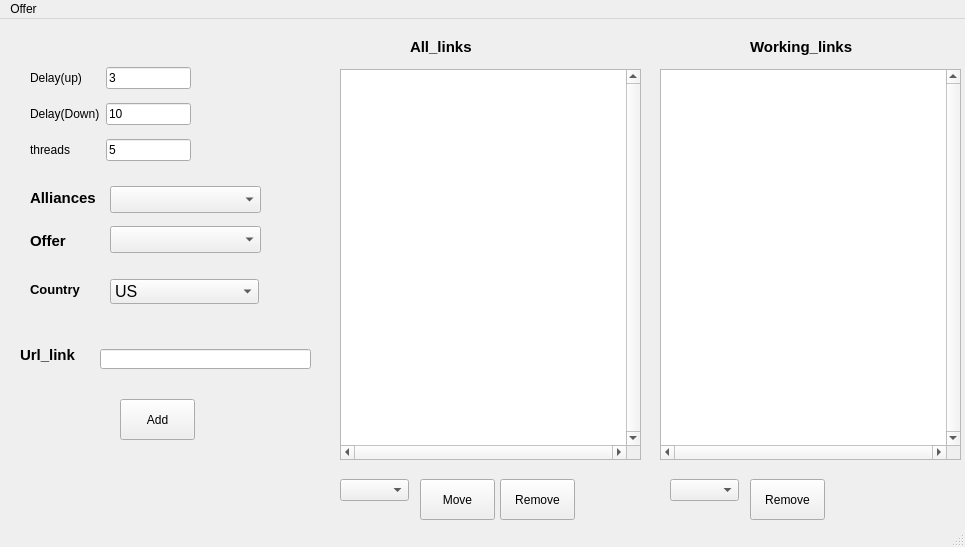
Qt form ui/test.ui (FuckBrains/src) before a commit.
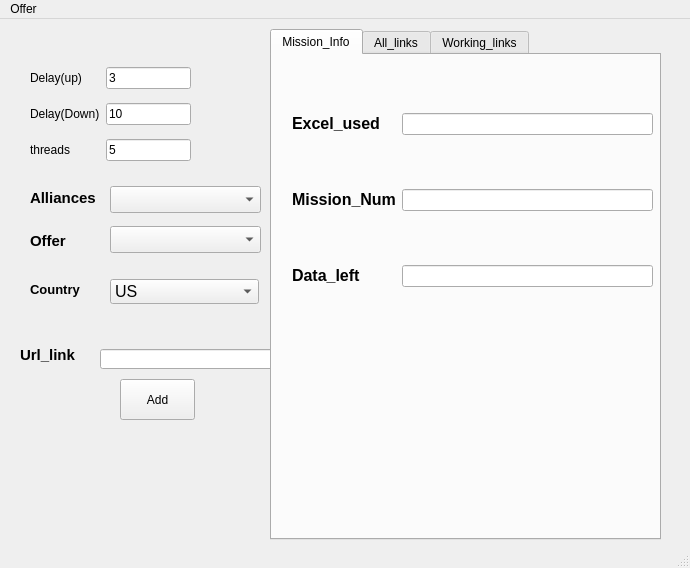
The same form after that commit.

Patch:
```diff
--- a/ui/test.ui
+++ b/ui/test.ui
@@ -9,8 +9,8 @@
    <rect>
     <x>0</x>
     <y>0</y>
-    <width>965</width>
-    <height>547</height>
+    <width>690</width>
+    <height>568</height>
    </rect>
   </property>
   <property name="windowTitle">
@@ -24,7 +24,7 @@
     <property name="geometry">
      <rect>
       <x>120</x>
-      <y>380</y>
+      <y>360</y>
       <width>75</width>
       <height>41</height>
      </rect>
@@ -128,7 +128,7 @@
      <rect>
       <x>100</x>
       <y>330</y>
-      <width>211</width>
+      <width>181</width>
       <height>20</height>
      </rect>
     </property>
@@ -136,32 +136,6 @@
      <string/>
     </property>
    </widget>
-   <widget class="QTextBrowser" name="textBrowser1">
-    <property name="geometry">
-     <rect>
-      <x>340</x>
-      <y>50</y>
-      <width>301</width>
-      <height>391</height>
-     </rect>
-    </property>
-    <property name="font">
-     <font>
-      <pointsize>12</pointsize>
-      <weight>50</weight>
-      <bold>false</bold>
-     </font>
-    </property>
-    <property name="verticalScrollBarPolicy">
-     <enum>Qt::ScrollBarAlwaysOn</enum>
-    </property>
-    <property name="horizontalScrollBarPolicy">
-     <enum>Qt::ScrollBarAlwaysOn</enum>
-    </property>
-    <property name="sizeAdjustPolicy">
-     <enum>QAbstractScrollArea::AdjustIgnored</enum>
-    </property>
-   </widget>
    <widget class="QWidget" name="gridLayoutWidget">
     <property name="geometry">
      <rect>
@@ -216,129 +190,6 @@
      </item>
     </layout>
    </widget>
-   <widget class="QPushButton" name="pushButton3">
-    <property name="geometry">
-     <rect>
-      <x>500</x>
-      <y>460</y>
-      <width>75</width>
-      <height>41</height>
-     </rect>
-    </property>
-    <property name="text">
-     <string>Remove</string>
-    </property>
-   </widget>
-   <widget class="QComboBox" name="comboBox3">
-    <property name="geometry">
-     <rect>
-      <x>340</x>
-      <y>460</y>
-      <width>69</width>
-      <height>22</height>
-     </rect>
-    </property>
-   </widget>
-   <widget class="QPushButton" name="pushButton2">
-    <property name="geometry">
-     <rect>
-      <x>420</x>
-      <y>460</y>
-      <width>75</width>
-      <height>41</height>
-     </rect>
-    </property>
-    <property name="text">
-     <string>Move</string>
-    </property>
-   </widget>
-   <widget class="QTextBrowser" name="textBrowser2">
-    <property name="geometry">
-     <rect>
-      <x>660</x>
-      <y>50</y>
-      <width>301</width>
-      <height>391</height>
-     </rect>
-    </property>
-    <property name="font">
-     <font>
-      <pointsize>12</pointsize>
-     </font>
-    </property>
-    <property name="verticalScrollBarPolicy">
-     <enum>Qt::ScrollBarAlwaysOn</enum>
-    </property>
-    <property name="horizontalScrollBarPolicy">
-     <enum>Qt::ScrollBarAlwaysOn</enum>
-    </property>
-    <property name="sizeAdjustPolicy">
-     <enum>QAbstractScrollArea::AdjustIgnored</enum>
-    </property>
-   </widget>
-   <widget class="QComboBox" name="comboBox4">
-    <property name="geometry">
-     <rect>
-      <x>670</x>
-      <y>460</y>
-      <width>69</width>
-      <height>22</height>
-     </rect>
-    </property>
-   </widget>
-   <widget class="QLabel" name="label_7">
-    <property name="geometry">
-     <rect>
-      <x>410</x>
-      <y>10</y>
-      <width>158</width>
-      <height>36</height>
-     </rect>
-    </property>
-    <property name="font">
-     <font>
-      <pointsize>11</pointsize>
-      <weight>75</weight>
-      <bold>true</bold>
-     </font>
-    </property>
-    <property name="text">
-     <string>All_links</string>
-    </property>
-   </widget>
-   <widget class="QLabel" name="label_8">
-    <property name="geometry">
-     <rect>
-      <x>750</x>
-      <y>10</y>
-      <width>158</width>
-      <height>36</height>
-     </rect>
-    </property>
-    <property name="font">
-     <font>
-      <pointsize>11</pointsize>
-      <weight>75</weight>
-      <bold>true</bold>
-     </font>
-    </property>
-    <property name="text">
-     <string>Working_links</string>
-    </property>
-   </widget>
-   <widget class="QPushButton" name="pushButton4">
-    <property name="geometry">
-     <rect>
-      <x>750</x>
-      <y>460</y>
-      <width>75</width>
-      <height>41</height>
-     </rect>
-    </property>
-    <property name="text">
-     <string>Remove</string>
-    </property>
-   </widget>
    <widget class="QLabel" name="label_9">
     <property name="geometry">
      <rect>
@@ -404,13 +255,210 @@
      </property>
     </item>
    </widget>
+   <widget class="QTabWidget" name="tabWidget">
+    <property name="geometry">
+     <rect>
+      <x>270</x>
+      <y>10</y>
+      <width>391</width>
+      <height>511</height>
+     </rect>
+    </property>
+    <property name="currentIndex">
+     <number>0</number>
+    </property>
+    <widget class="QWidget" name="">
+     <attribute name="title">
+      <string>Mission_Info</string>
+     </attribute>
+     <widget class="QWidget" name="gridLayoutWidget_2">
+      <property name="geometry">
+       <rect>
+        <x>20</x>
+        <y>10</y>
+        <width>361</width>
+        <height>271</height>
+       </rect>
+      </property>
+      <layout class="QGridLayout" name="gridLayout_2">
+       <item row="2" column="0">
+        <widget class="QLabel" name="label_10">
+         <property name="text">
+          <string>&lt;html&gt;&lt;head/&gt;&lt;body&gt;&lt;p&gt;&lt;span style=&quot; font-size:12pt; font-weight:600;&quot;&gt;Mission_Num&lt;/span&gt;&lt;/p&gt;&lt;/body&gt;&lt;/html&gt;</string>
+         </property>
+        </widget>
+       </item>
+       <item row="0" column="0">
+        <widget class="QLabel" name="label_8">
+         <property name="text">
+          <string>&lt;html&gt;&lt;head/&gt;&lt;body&gt;&lt;p&gt;&lt;span style=&quot; font-size:12pt; font-weight:600;&quot;&gt;Excel_used&lt;/span&gt;&lt;/p&gt;&lt;/body&gt;&lt;/html&gt;</string>
+         </property>
+        </widget>
+       </item>
+       <item row="3" column="0">
+        <widget class="QLabel" name="label_12">
+         <property name="text">
+          <string>&lt;html&gt;&lt;head/&gt;&lt;body&gt;&lt;p&gt;&lt;span style=&quot; font-size:12pt; font-weight:600;&quot;&gt;Data_left&lt;/span&gt;&lt;/p&gt;&lt;/body&gt;&lt;/html&gt;</string>
+         </property>
+        </widget>
+       </item>
+       <item row="0" column="1">
+        <widget class="QLineEdit" name="lineEdit_5">
+         <property name="text">
+          <string/>
+         </property>
+        </widget>
+       </item>
+       <item row="3" column="1">
+        <widget class="QLineEdit" name="lineEdit_7">
+         <property name="text">
+          <string/>
+         </property>
+        </widget>
+       </item>
+       <item row="2" column="1">
+        <widget class="QLineEdit" name="lineEdit_6">
+         <property name="text">
+          <string/>
+         </property>
+        </widget>
+       </item>
+      </layout>
+     </widget>
+    </widget>
+    <widget class="QWidget" name="tab">
+     <attribute name="title">
+      <string>All_links</string>
+     </attribute>
+     <widget class="QTextBrowser" name="textBrowser1">
+      <property name="geometry">
+       <rect>
+        <x>30</x>
+        <y>50</y>
+        <width>301</width>
+        <height>391</height>
+       </rect>
+      </property>
+      <property name="font">
+       <font>
+        <pointsize>12</pointsize>
+        <weight>50</weight>
+        <bold>false</bold>
+       </font>
+      </property>
+      <property name="verticalScrollBarPolicy">
+       <enum>Qt::ScrollBarAlwaysOn</enum>
+      </property>
+      <property name="horizontalScrollBarPolicy">
+       <enum>Qt::ScrollBarAlwaysOn</enum>
+      </property>
+      <property name="sizeAdjustPolicy">
+       <enum>QAbstractScrollArea::AdjustIgnored</enum>
+      </property>
+      <property name="lineWrapMode">
+       <enum>QTextEdit::NoWrap</enum>
+      </property>
+     </widget>
+     <widget class="QPushButton" name="pushButton2">
+      <property name="geometry">
+       <rect>
+        <x>130</x>
+        <y>440</y>
+        <width>75</width>
+        <height>41</height>
+       </rect>
+      </property>
+      <property name="text">
+       <string>Move</string>
+      </property>
+     </widget>
+     <widget class="QComboBox" name="comboBox3">
+      <property name="geometry">
+       <rect>
+        <x>60</x>
+        <y>440</y>
+        <width>69</width>
+        <height>22</height>
+       </rect>
+      </property>
+     </widget>
+     <widget class="QPushButton" name="pushButton3">
+      <property name="geometry">
+       <rect>
+        <x>220</x>
+        <y>440</y>
+        <width>75</width>
+        <height>41</height>
+       </rect>
+      </property>
+      <property name="text">
+       <string>Remove</string>
+      </property>
+     </widget>
+    </widget>
+    <widget class="QWidget" name="tab_2">
+     <attribute name="title">
+      <string>Working_links</string>
+     </attribute>
+     <widget class="QPushButton" name="pushButton4">
+      <property name="geometry">
+       <rect>
+        <x>150</x>
+        <y>440</y>
+        <width>75</width>
+        <height>41</height>
+       </rect>
+      </property>
+      <property name="text">
+       <string>Remove</string>
+      </property>
+     </widget>
+     <widget class="QTextBrowser" name="textBrowser2">
+      <property name="geometry">
+       <rect>
+        <x>30</x>
+        <y>40</y>
+        <width>301</width>
+        <height>391</height>
+       </rect>
+      </property>
+      <property name="font">
+       <font>
+        <pointsize>12</pointsize>
+       </font>
+      </property>
+      <property name="verticalScrollBarPolicy">
+       <enum>Qt::ScrollBarAlwaysOn</enum>
+      </property>
+      <property name="horizontalScrollBarPolicy">
+       <enum>Qt::ScrollBarAlwaysOn</enum>
+      </property>
+      <property name="sizeAdjustPolicy">
+       <enum>QAbstractScrollArea::AdjustIgnored</enum>
+      </property>
+      <property name="lineWrapMode">
+       <enum>QTextEdit::NoWrap</enum>
+      </property>
+     </widget>
+     <widget class="QComboBox" name="comboBox4">
+      <property name="geometry">
+       <rect>
+        <x>60</x>
+        <y>450</y>
+        <width>69</width>
+        <height>22</height>
+       </rect>
+      </property>
+     </widget>
+    </widget>
+   </widget>
   </widget>
   <widget class="QMenuBar" name="menubar">
    <property name="geometry">
     <rect>
      <x>0</x>
      <y>0</y>
-     <width>965</width>
+     <width>690</width>
      <height>21</height>
     </rect>
    </property>
```
